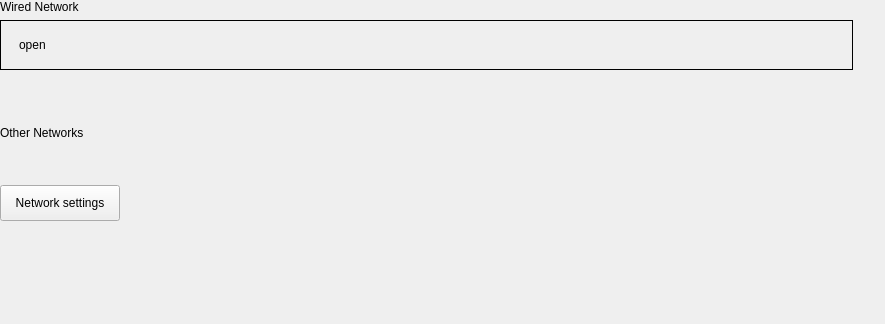
ukui/ukui-control-center, file plugins/network/netconnect/netconnect.ui: the form before one commit; both pictures show x 0 to 885 and y 0 to 324 of the 885 by 700 pixel window.
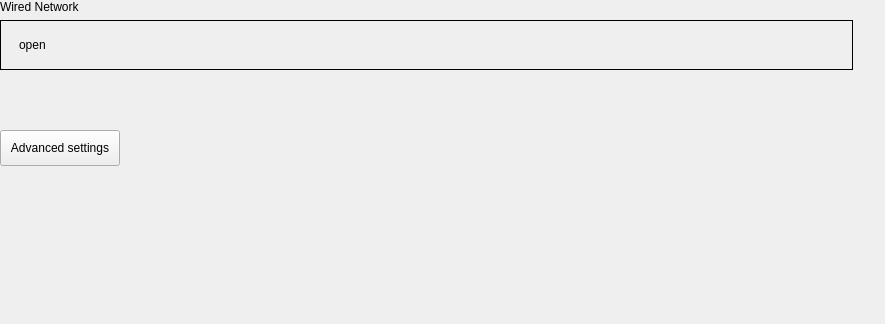
The form after the commit. Custom widgets are drawn as their Qt base class.

Diff of the .ui file:
```diff
--- a/plugins/network/netconnect/netconnect.ui
+++ b/plugins/network/netconnect/netconnect.ui
@@ -25,7 +25,7 @@
   <property name="windowTitle">
    <string notr="true">NetConnect</string>
   </property>
-  <layout class="QVBoxLayout" name="verticalLayout_2">
+  <layout class="QVBoxLayout" name="verticalLayout_3">
    <property name="leftMargin">
     <number>0</number>
    </property>
@@ -140,80 +140,44 @@
      </property>
     </spacer>
    </item>
-   <item>
-    <widget class="QWidget" name="widget" native="true">
-     <property name="minimumSize">
-      <size>
-       <width>0</width>
-       <height>50</height>
-      </size>
-     </property>
-     <property name="maximumSize">
-      <size>
-       <width>16777215</width>
-       <height>50</height>
-      </size>
-     </property>
-     <layout class="QHBoxLayout" name="horizontalLayout_3">
-      <property name="leftMargin">
-       <number>0</number>
-      </property>
-      <property name="topMargin">
-       <number>0</number>
-      </property>
-      <property name="rightMargin">
-       <number>0</number>
-      </property>
-      <property name="bottomMargin">
-       <number>0</number>
-      </property>
-      <item>
-       <layout class="QHBoxLayout" name="horizontalLayout_2">
-        <item>
-         <widget class="TitleLabel" name="title2Label">
-          <property name="sizePolicy">
-           <sizepolicy hsizetype="Fixed" vsizetype="Fixed">
-            <horstretch>0</horstretch>
-            <verstretch>0</verstretch>
-           </sizepolicy>
-          </property>
-          <property name="text">
-           <string>Other Networks</string>
-          </property>
-          <property name="scaledContents">
-           <bool>true</bool>
-          </property>
-         </widget>
-        </item>
-        <item>
-         <spacer name="horizontalSpacer_3">
-          <property name="orientation">
-           <enum>Qt::Horizontal</enum>
-          </property>
-          <property name="sizeHint" stdset="0">
-           <size>
-            <width>40</width>
-            <height>20</height>
-           </size>
-          </property>
-         </spacer>
-        </item>
-       </layout>
-      </item>
-     </layout>
-    </widget>
-   </item>
    <item>
     <layout class="QVBoxLayout" name="verticalLayout">
      <property name="spacing">
       <number>1</number>
      </property>
      <item>
-      <layout class="QVBoxLayout" name="availableLayout">
-       <property name="spacing">
-        <number>1</number>
+      <widget class="QFrame" name="frame">
+       <property name="frameShape">
+        <enum>QFrame::NoFrame</enum>
        </property>
-      </layout>
+       <property name="frameShadow">
+        <enum>QFrame::Raised</enum>
+       </property>
+       <layout class="QVBoxLayout" name="verticalLayout_2">
+        <property name="spacing">
+         <number>0</number>
+        </property>
+        <property name="leftMargin">
+         <number>0</number>
+        </property>
+        <property name="topMargin">
+         <number>0</number>
+        </property>
+        <property name="rightMargin">
+         <number>0</number>
+        </property>
+        <property name="bottomMargin">
+         <number>0</number>
+        </property>
+        <item>
+         <layout class="QVBoxLayout" name="availableLayout">
+          <property name="spacing">
+           <number>1</number>
+          </property>
+         </layout>
+        </item>
+       </layout>
+      </widget>
      </item>
      <item>
       <layout class="QVBoxLayout" name="verticalLayout_4"/>
@@ -251,7 +215,7 @@
           </size>
          </property>
          <property name="text">
-          <string>Network settings</string>
+          <string>Advanced settings</string>
          </property>
         </widget>
        </item>
```
